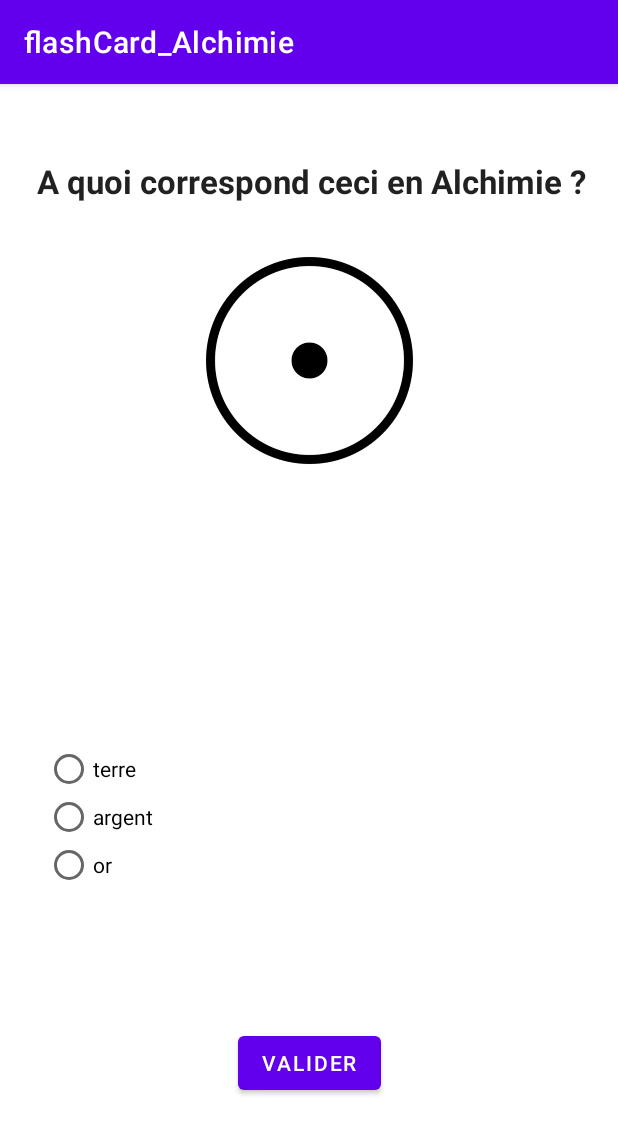
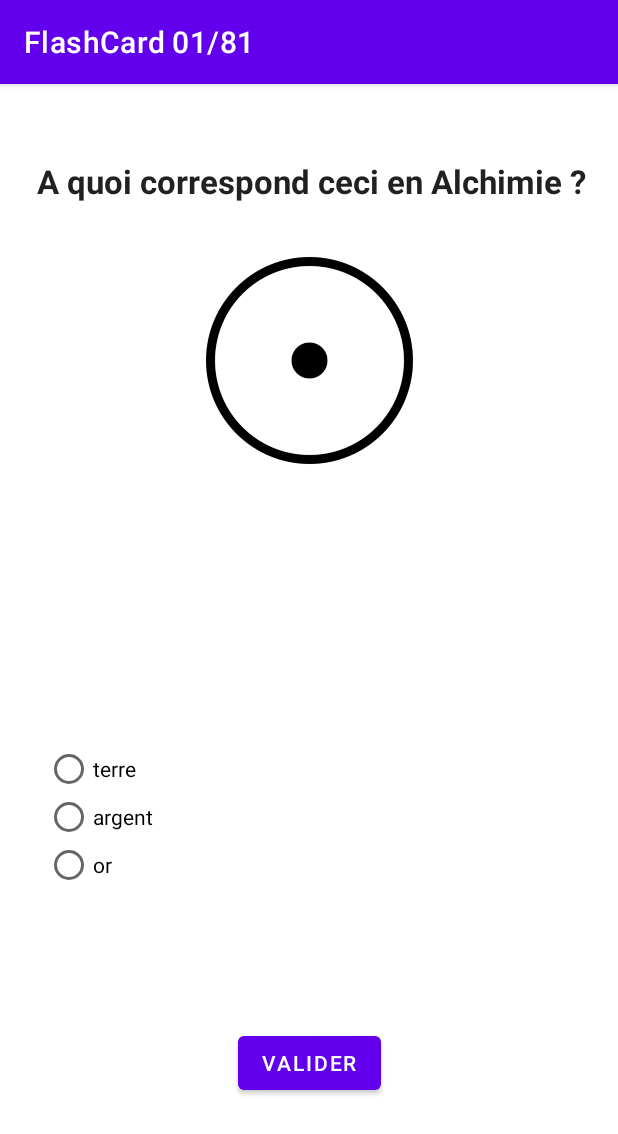
Before and after one commit to coding-factory-classrooms/android-l2-flashcards-groupe-7-alchimie, an Android app: the screen it shows after launch (MainActivity), on a phone screen of 412 x 824 dp. Shown: the top 1134 px of the screen. Run offline under Robolectric (Android 15) with nearby library versions, the phone set to English and light mode, and no system bars.

Commit message:
change title but Story 6 wip

```diff
--- a/app/src/main/java/com/team7/flashcard_alchimie/MainActivity.java
+++ b/app/src/main/java/com/team7/flashcard_alchimie/MainActivity.java
@@ -41,6 +41,7 @@ public class MainActivity extends AppCompatActivity {
         ArrayList<FlashCard> flashCardArrayList = listRandomFlashCards;
 
         Intent srcIntent = getIntent();
+        setTitle("FlashCard "+ numeroFlashCard+1 + "/" + flashCardArrayList.size()+1);
         int numFlashCard = srcIntent.getIntExtra("numFlashCard", 0);
         FlashCard flashCard = flashCardArrayList.get(numFlashCard);
         imageView.setImageResource(flashCard.image);
```
